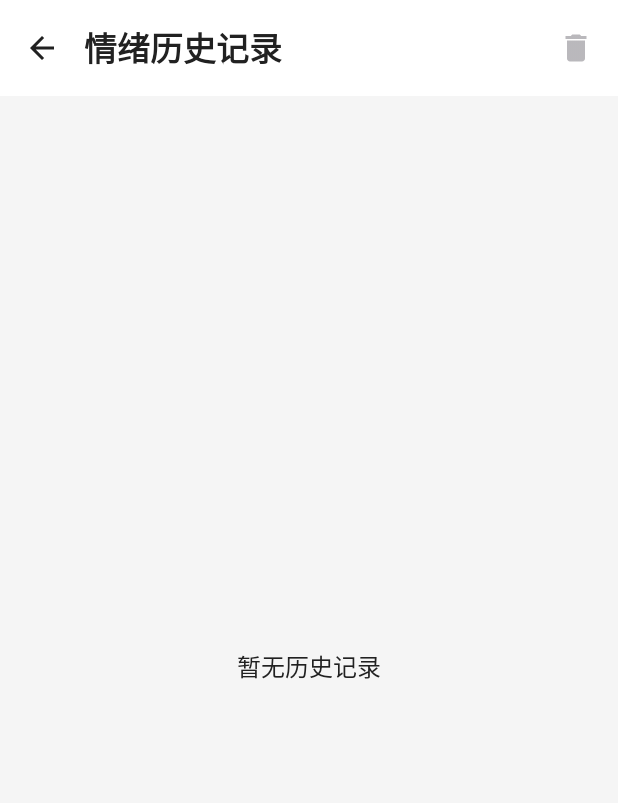
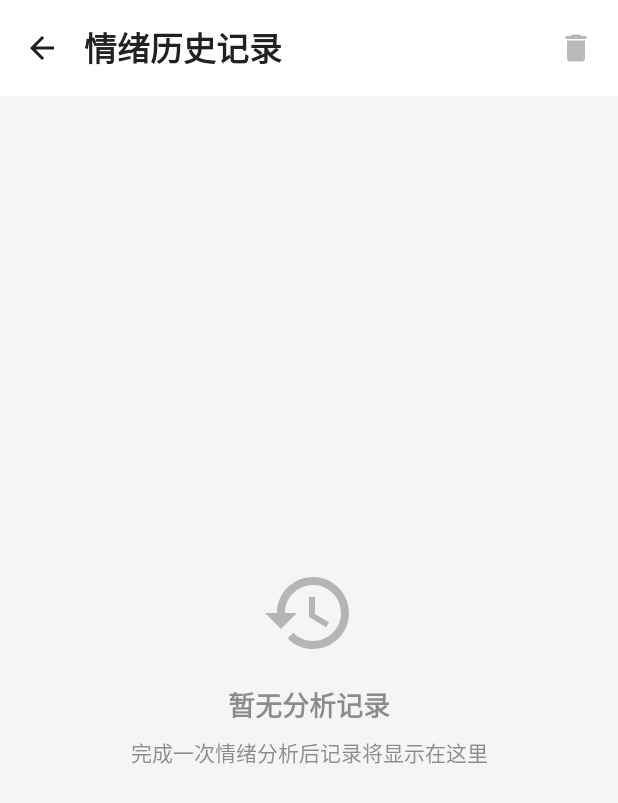
Before and after one commit to chen4546/IvoryTowerWhisper, an Android app built with Jetpack Compose: the composable HistoryScreen shown on its own in the app's theme, on a phone screen of 412 x 824 dp. Shown: the top 803 px of the screen. Run offline under Robolectric (Android 15) with nearby library versions, the light colour scheme and no system bars.

Commit message:
更新了历史记录的查看方式和导航逻辑，添加了夜间模式

```diff
--- a/app/src/main/java/com/chen/ivorytowerwhisper/data/local/LocalStorage.kt
+++ b/app/src/main/java/com/chen/ivorytowerwhisper/data/local/LocalStorage.kt
@@ -51,4 +51,9 @@ object LocalStorage {
         val sharedPref = context.getSharedPreferences(PREFS_NAME, Context.MODE_PRIVATE)
         sharedPref.edit().remove(KEY_USER_PREFS).apply()
     }
+    // 添加清除所有数据的方法
+    fun clearAllData(context: Context) {
+        val sharedPref = context.getSharedPreferences(PREFS_NAME, Context.MODE_PRIVATE)
+        sharedPref.edit().clear().apply()
+    }
 }
--- a/app/src/main/java/com/chen/ivorytowerwhisper/viewmodels/HistoryScreen.kt
+++ b/app/src/main/java/com/chen/ivorytowerwhisper/viewmodels/HistoryScreen.kt
@@ -6,6 +6,7 @@ import androidx.compose.foundation.lazy.items
 import androidx.compose.material.icons.Icons
 import androidx.compose.material.icons.filled.ArrowBack
 import androidx.compose.material.icons.filled.Delete
+import androidx.compose.material.icons.filled.History
 import androidx.compose.material3.*
 import androidx.compose.runtime.Composable
 import androidx.compose.runtime.LaunchedEffect
@@ -57,15 +58,40 @@ fun HistoryScreen(onBack: () -> Unit) {
         }
     ) { innerPadding ->
         if (history.isEmpty()) {
-            Box(
+            /*Box(
                 modifier = Modifier
                     .fillMaxSize()
                     .padding(innerPadding),
                 contentAlignment = Alignment.Center
             ) {
                 Text("暂无历史记录", style = MaterialTheme.typography.bodyLarge)
-            }
-        } else {
+            }*/
+            Column(
+                modifier = Modifier
+                    .fillMaxSize()
+                    .padding(innerPadding),
+                horizontalAlignment = Alignment.CenterHorizontally,
+                verticalArrangement = Arrangement.Center
+            ) {
+                Icon(
+                    imageVector = Icons.Filled.History,
+                    contentDescription = "空历史记录",
+                    modifier = Modifier.size(64.dp),
+                    tint = MaterialTheme.colorScheme.onSurface.copy(alpha = 0.3f)
+                )
+                Spacer(modifier = Modifier.height(16.dp))
+                Text(
+                    "暂无分析记录",
+                    style = MaterialTheme.typography.titleMedium,
+                    color = MaterialTheme.colorScheme.onSurface.copy(alpha = 0.5f)
+                )
+                Spacer(modifier = Modifier.height(8.dp))
+                Text(
+                    "完成一次情绪分析后记录将显示在这里",
+                    style = MaterialTheme.typography.bodyMedium,
+                    color = MaterialTheme.colorScheme.onSurface.copy(alpha = 0.5f)
+                )
+        } }else {
             LazyColumn(
                 modifier = Modifier
                     .padding(innerPadding)
```
Also changed, not shown: app/src/main/java/com/chen/ivorytowerwhisper/MainActivity.kt (+13 -0 lines), app/src/main/java/com/chen/ivorytowerwhisper/viewmodels/ITWhisper.kt (+43 -13 lines), app/src/main/res/drawable/ic_moon.png (added), app/src/main/res/drawable/ic_sun.png (added).
